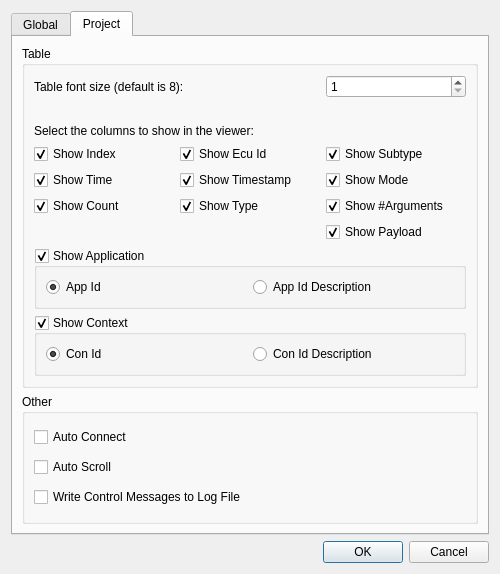
First picture: the form in src/settingsdialog.ui, repository COVESA/dlt-viewer, before the edit.
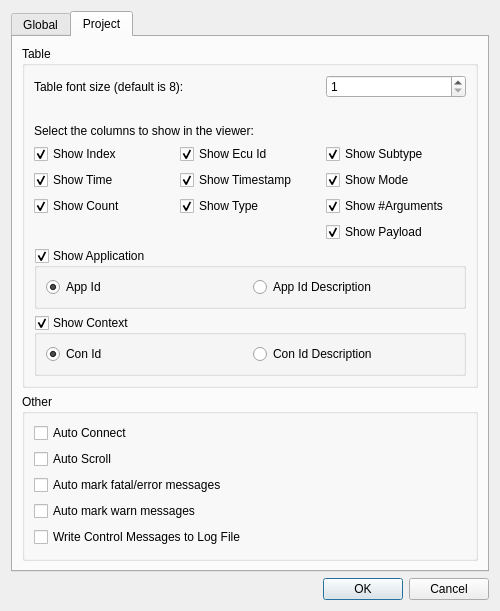
Second picture: the form after the edit. The open tabs and pages were chosen to show the change. Icons and pictures are not drawn.

Commit message: [GSW-111] Checkbox in project settings for automatically color errors and warnings

The edit to the form file:
```diff
--- a/src/settingsdialog.ui
+++ b/src/settingsdialog.ui
@@ -385,13 +385,27 @@
             </property>
            </widget>
           </item>
-          <item row="2" column="0">
+          <item row="4" column="0">
            <widget class="QCheckBox" name="checkBoxWriteControl">
             <property name="text">
              <string>Write Control Messages to Log File</string>
             </property>
            </widget>
           </item>
+          <item row="2" column="0">
+           <widget class="QCheckBox" name="checkBoxAutoMarkFatalError">
+            <property name="text">
+             <string>Auto mark fatal/error messages</string>
+            </property>
+           </widget>
+          </item>
+          <item row="3" column="0">
+           <widget class="QCheckBox" name="checkBoxAutoMarkWarn">
+            <property name="text">
+             <string>Auto mark warn messages</string>
+            </property>
+           </widget>
+          </item>
          </layout>
         </widget>
        </item>
```
Left out of the diff: 2 changed lines with no effect on the pictures. The commit also changes 7 other files.
